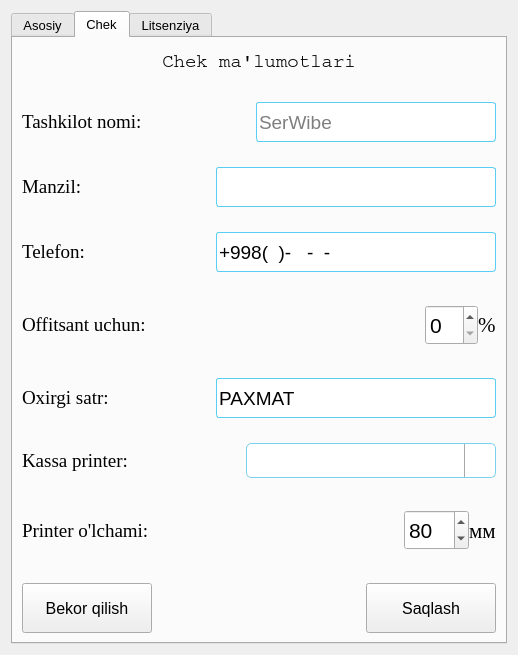
This is Resources/ui/settings_widget.ui in hasanbekme/SerWibe as Qt 5 draws it before an edit. The edited form follows.
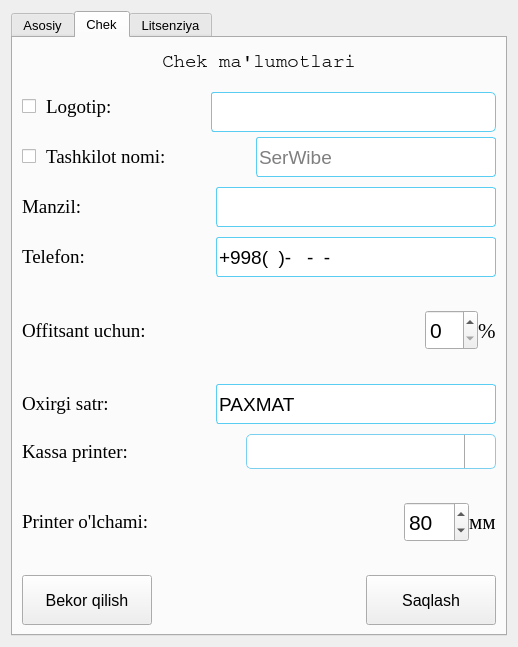
This is the edited form. The open tabs and pages were chosen to show the change. Icons and pictures are not drawn.

Commit message: Logo function added

Patch:
```diff
--- a/Resources/ui/settings_widget.ui
+++ b/Resources/ui/settings_widget.ui
@@ -7,7 +7,7 @@
     <x>0</x>
     <y>0</y>
     <width>518</width>
-    <height>655</height>
+    <height>647</height>
    </rect>
   </property>
   <property name="windowTitle">
@@ -19,7 +19,7 @@
    </iconset>
   </property>
   <layout class="QGridLayout" name="gridLayout_2">
-   <item row="0" column="1">
+   <item row="0" column="0">
     <widget class="QTabWidget" name="tab">
      <property name="font">
       <font>
@@ -38,6 +38,9 @@
 border: 1px solid #29e1ff;
 border-radius: 5px;
 }
+QLineEdit:disabled{
+border: 1px solid rgb(180, 180, 180);
+}
 QDateEdit {
     border: 1px solid #7cd0ef;
     border-radius: 5px;
@@ -573,7 +576,7 @@
        <item row="0" column="0">
         <layout class="QVBoxLayout" name="verticalLayout">
          <property name="spacing">
-          <number>25</number>
+          <number>10</number>
          </property>
          <item>
           <widget class="QLabel" name="title">
@@ -598,7 +601,152 @@
           </widget>
          </item>
          <item>
-          <layout class="QHBoxLayout" name="horizontalLayout">
+          <layout class="QHBoxLayout" name="horizontalLayout_16">
+           <item>
+            <widget class="QCheckBox" name="has_logo">
+             <property name="text">
+              <string/>
+             </property>
+            </widget>
+           </item>
+           <item>
+            <widget class="QLabel" name="logo_title">
+             <property name="font">
+              <font>
+               <family>Georgia</family>
+               <pointsize>14</pointsize>
+              </font>
+             </property>
+             <property name="text">
+              <string>Logotip:</string>
+             </property>
+            </widget>
+           </item>
+           <item>
+            <spacer name="horizontalSpacer_7">
+             <property name="orientation">
+              <enum>Qt::Horizontal</enum>
+             </property>
+             <property name="sizeHint" stdset="0">
+              <size>
+               <width>40</width>
+               <height>20</height>
+              </size>
+             </property>
+            </spacer>
+           </item>
+           <item>
+            <layout class="QGridLayout" name="gridLayout_4">
+             <property name="spacing">
+              <number>0</number>
+             </property>
+             <item row="0" column="0">
+              <widget class="QLineEdit" name="default_path">
+               <property name="minimumSize">
+                <size>
+                 <width>250</width>
+                 <height>40</height>
+                </size>
+               </property>
+               <property name="maximumSize">
+                <size>
+                 <width>300</width>
+                 <height>30</height>
+                </size>
+               </property>
+               <property name="font">
+                <font>
+                 <family>Segoe UI Historic</family>
+                 <pointsize>13</pointsize>
+                </font>
+               </property>
+               <property name="styleSheet">
+                <string notr="true">
+QLineEdit{
+background-color: white;
+border: 1px solid #59CDF2;
+border-right: None;
+border-bottom-left-radius:3px;
+border-top-left-radius:3px;
+border-bottom-right-radius:0px;
+border-top-right-radius:0px;
+}
+
+QLineEdit::focus{
+border: 1px solid #29e1ff;
+border-right: none;
+}</string>
+               </property>
+               <property name="text">
+                <string/>
+               </property>
+               <property name="readOnly">
+                <bool>true</bool>
+               </property>
+              </widget>
+             </item>
+             <item row="0" column="1">
+              <widget class="QPushButton" name="open_folder">
+               <property name="minimumSize">
+                <size>
+                 <width>35</width>
+                 <height>40</height>
+                </size>
+               </property>
+               <property name="maximumSize">
+                <size>
+                 <width>40</width>
+                 <height>30</height>
+                </size>
+               </property>
+               <property name="styleSheet">
+                <string notr="true">QPushButton{
+background-color: white;
+border: 1px solid #59CDF2;
+border-left:None;
+border-bottom-right-radius:5px;
+border-top-right-radius:5px;
+}
+QPushButton:hover{
+background-color: rgb(234, 234, 234);
+border: 1px solid #59CDF2;
+border-left:None;
+}
+QPushButton:pressed{
+background-color: rgb(225, 225, 225);
+border: 1px solid #59CDF2;
+border-left:None;
+}</string>
+               </property>
+               <property name="text">
+                <string/>
+               </property>
+               <property name="icon">
+                <iconset>
+                 <normalon>:/main/open_folder.png</normalon>
+                </iconset>
+               </property>
+               <property name="iconSize">
+                <size>
+                 <width>22</width>
+                 <height>22</height>
+                </size>
+               </property>
+              </widget>
+             </item>
+            </layout>
+           </item>
+          </layout>
+         </item>
+         <item>
+          <layout class="QHBoxLayout" name="horizontalLayout_17">
+           <item>
+            <widget class="QCheckBox" name="has_name">
+             <property name="text">
+              <string/>
+             </property>
+            </widget>
+           </item>
            <item>
             <widget class="QLabel" name="company_name">
              <property name="font">
@@ -612,8 +760,24 @@
              </property>
             </widget>
            </item>
+           <item>
+            <spacer name="horizontalSpacer_8">
+             <property name="orientation">
+              <enum>Qt::Horizontal</enum>
+             </property>
+             <property name="sizeHint" stdset="0">
+              <size>
+               <width>40</width>
+               <height>20</height>
+              </size>
+             </property>
+            </spacer>
+           </item>
            <item>
             <widget class="QLineEdit" name="company_name_edit">
+             <property name="enabled">
+              <bool>true</bool>
+             </property>
              <property name="minimumSize">
               <size>
                <width>240</width>
@@ -725,6 +889,9 @@
          </item>
          <item>
           <layout class="QHBoxLayout" name="horizontalLayout_7">
+           <property name="spacing">
+            <number>7</number>
+           </property>
            <item>
             <widget class="QLabel" name="tax_label">
              <property name="font">
```
Left out of the diff: 37 changed lines with no effect on the pictures. The commit also changes 8 other files.
